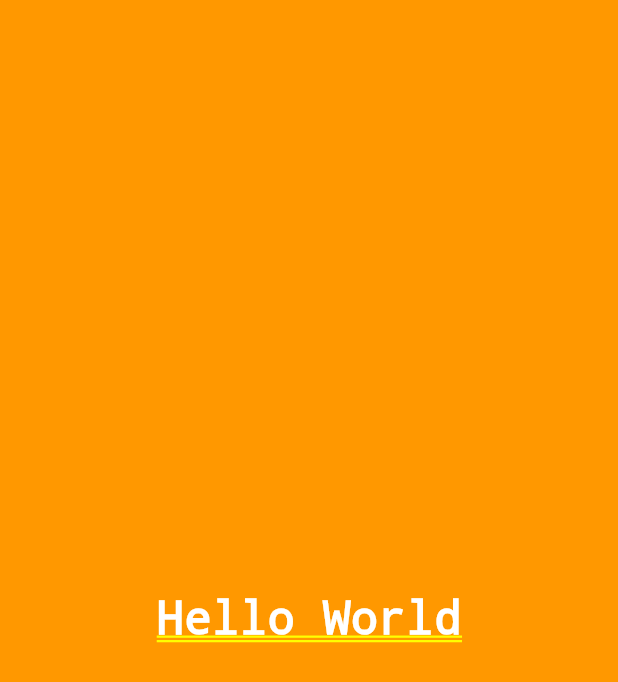
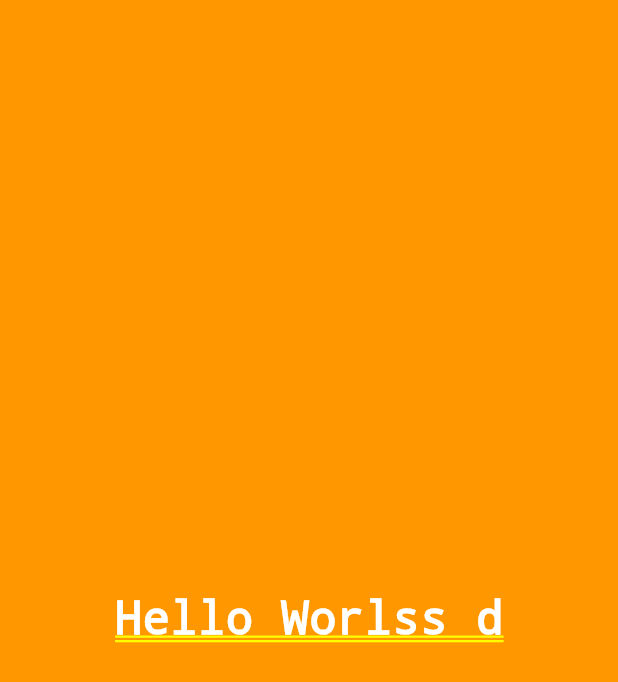
Before and after one commit to dinhvietahn23/mobileFlutter, a Flutter app: the screen it shows after launch, on a phone screen of 412 x 824 dp. Shown: the top 682 px of the screen. Run offline on Flutter 3.47's test engine with Material 2 defaults, Android fonts, the phone set to English and light mode, and no system bars; our stand-ins replace sqflite; accounts and stored records are empty.

```diff
--- a/lib/main.dart
+++ b/lib/main.dart
@@ -35,7 +35,7 @@ class MyHomePageState_ extends State<MyHomePage> {
         padding: EdgeInsets.all(25),
         child: Center(
           child:Text(
-            'Hello World',
+            'Hello Worlss d',
             style: TextStyle(
               color: Colors.white, letterSpacing: 0.5, fontSize: 30,
             ),
```
Also changed, not shown: 1 other file.
